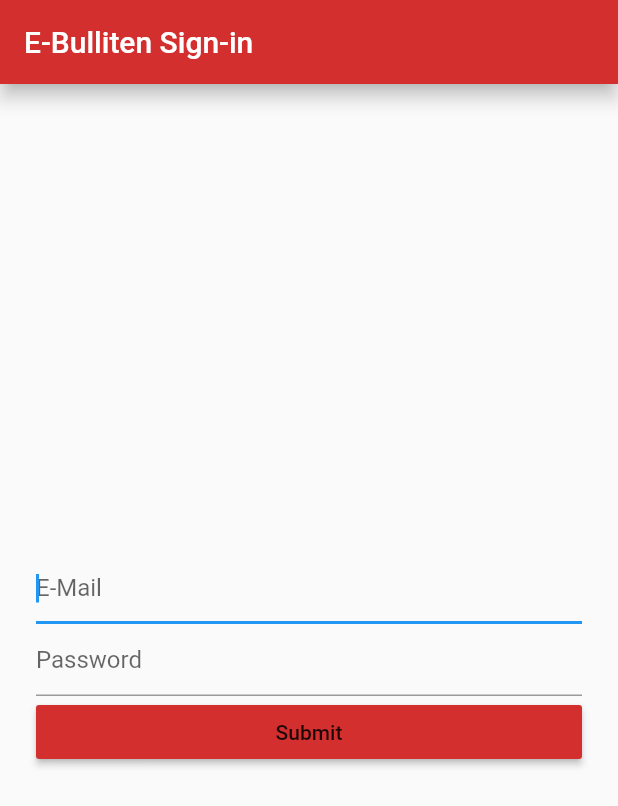
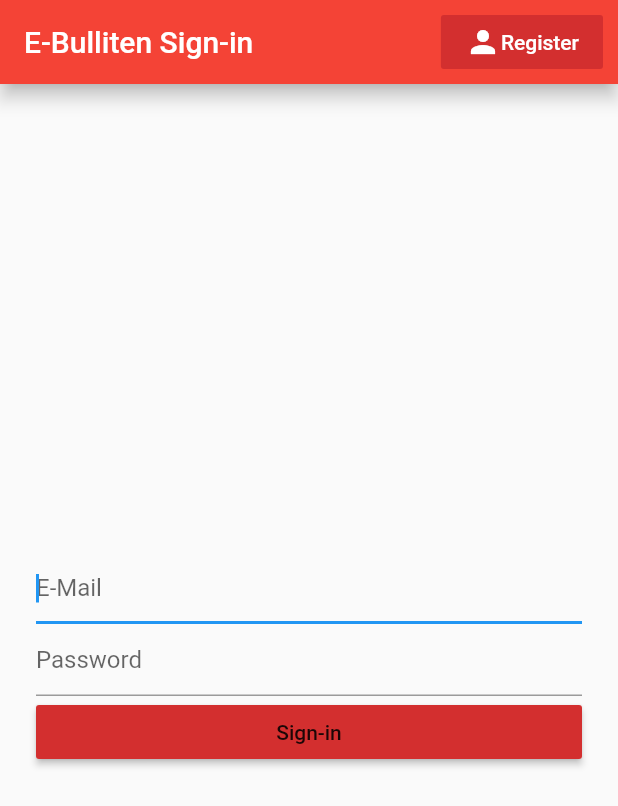
Before and after one commit to franck-noahk/senior-seminar-project, a Flutter app: the screen it shows after launch, on a phone screen of 412 x 824 dp. Shown: the top 806 px of the screen. Run offline on Flutter 3.47's test engine with Material 2 defaults, Android fonts, the light colour scheme and no system bars; our stand-ins replace cloud_firestore, firebase_auth, firebase_core; accounts and stored records are empty.

Commit message:
Added ability to toggel between sign in & register.

```diff
--- a/e_bulletin/lib/widgets/pages/SignIn.dart
+++ b/e_bulletin/lib/widgets/pages/SignIn.dart
@@ -1,5 +1,6 @@
 import 'package:e_bulletin/backend/firebase.dart';
 import 'package:e_bulletin/constants.dart';
+import 'package:e_bulletin/widgets/pages/register.dart';
 import 'package:flutter/material.dart';
 import 'package:firebase_auth/firebase_auth.dart';
 
@@ -16,7 +17,29 @@ class SignIn extends StatelessWidget {
     return Scaffold(
       appBar: AppBar(
         title: Text("E-Bulliten Sign-in"),
-        backgroundColor: Colors.red[700],
+        backgroundColor: Colors.red,
+        actions: <Widget>[
+          Container(
+            margin: EdgeInsets.all(10),
+            child: FlatButton(
+              color: Colors.red[700],
+              textColor: Colors.white,
+              child: Row(
+                children: [
+                  Icon(Icons.person),
+                  Text("Register"),
+                ],
+              ),
+              onPressed: () {
+                Navigator.of(context).push(
+                  MaterialPageRoute(
+                    builder: (context) => RegisterPage(),
+                  ),
+                );
+              },
+            ),
+          )
+        ],
       ),
       body: Center(
         child: Form(
@@ -47,7 +70,7 @@ class SignIn extends StatelessWidget {
                   obscureText: true,
                 ),
                 RaisedButton(
-                  child: Text("Submit"),
+                  child: Text("Sign-in"),
                   color: Colors.red[700],
                   onPressed: () async {
                     await trySignIn(userName, password, context);
```
Also changed, not shown: e_bulletin/lib/widgets/pages/register.dart (+16 -6 lines).
